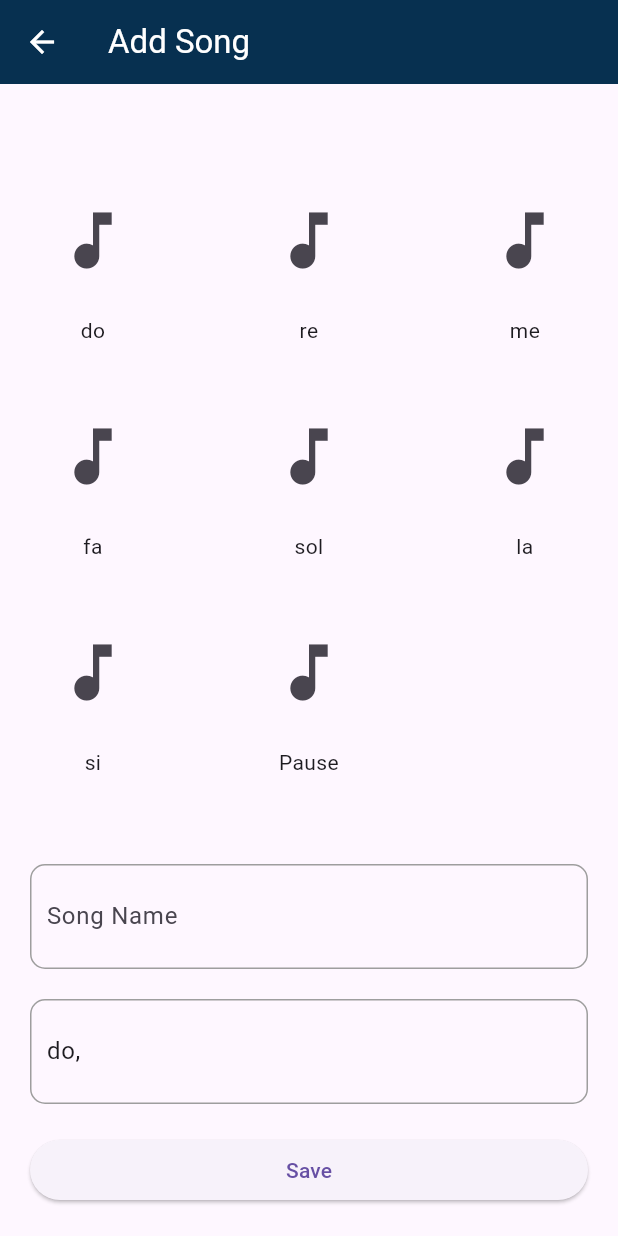
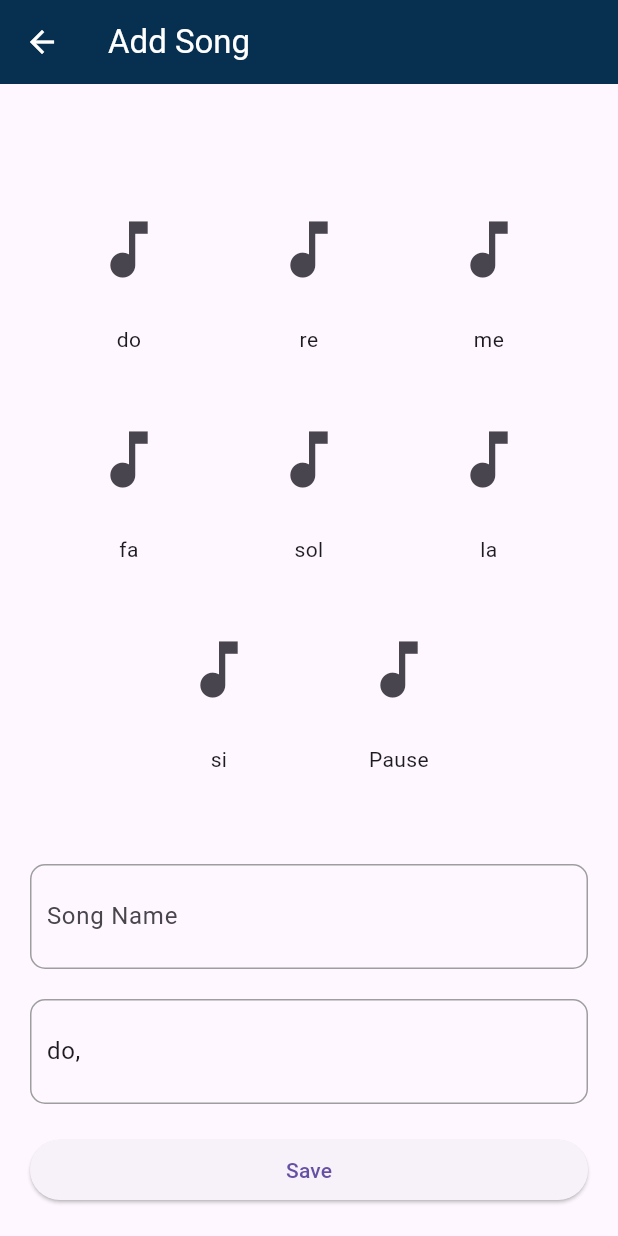
Before and after one commit to alihaj00/glove-musical-game, a Flutter app: the AddSongPage screen opened by its route, after a tap on the "music note" icon, on a phone screen of 412 x 824 dp. Run offline on Flutter 3.47's test engine with Material 3 defaults, Android fonts, the phone set to English and light mode, and no system bars; our stand-ins replace flutter_blue.

```diff
--- a/musical_glove_app/lib/add_song.dart
+++ b/musical_glove_app/lib/add_song.dart
@@ -29,42 +29,13 @@ class AddSongPageState extends State<AddSongPage> {
           SizedBox(height: 20),
           Expanded(
             child: Center(
-              child: GridView.builder(
-                shrinkWrap: true,
-                gridDelegate: SliverGridDelegateWithFixedCrossAxisCount(
-                  crossAxisCount: 3,
-                  childAspectRatio: 1.0,
-                  crossAxisSpacing: 20,
-                  mainAxisSpacing: 20,
+              child: SingleChildScrollView( // Wrap with SingleChildScrollView
+                child: Wrap(
+                  alignment: WrapAlignment.center,
+                  spacing: 20,
+                  runSpacing: 20,
+                  children: notes.map((note) => _buildNoteButton(note)).toList(),
                 ),
-                itemCount: notes.length,
-                itemBuilder: (context, index) {
-                  return Column(
-                    children: [
-                      Container(
-                        width: 100,
-                        height: 100,
-                        child: IconButton(
-                          icon: Icon(Icons.music_note, size: 50), // Icon for note button
-                          onPressed: () {
-                            BluetoothHandler.sendRequest('play_note_' + notes[index], () => setState(() {}));
-                            setState(() {
-                              notesController.text += notes[index] + ",";
-                              selectedNotes = notesController.text;
-                            });
-                          },
-                        ),
-                      ),
-                      Expanded(
-                        child: Text(
-                          notes[index],
-                          textAlign: TextAlign.center,
-                          overflow: TextOverflow.ellipsis,
-                        ),
-                      ),
-                    ],
-                  );
-                },
               ),
             ),
           ),
@@ -105,6 +76,9 @@ class AddSongPageState extends State<AddSongPage> {
                   // Save button functionality
                   print('Song Name: $selectedSongName');
                   print('Song Notes: $selectedNotes');
+
+                  // Pass back a flag indicating a new song has been added
+                  Navigator.pop(context, true);
                 }
                 else if (!validName) {
                   showErrorSnackbar(context, 'Invalid song name. Make sure to type only letters and numbers, and that it is not empty.');
@@ -161,4 +135,30 @@ class AddSongPageState extends State<AddSongPage> {
       ),
     );
   }
+
+  Widget _buildNoteButton(String note) {
+    return Column(
+      children: [
+        Container(
+          width: 100, // Adjust the width here
+          height: 100, // Adjust the height here
+          child: IconButton(
+            icon: Icon(Icons.music_note, size: 50), // Icon for note button
+            onPressed: () {
+              BluetoothHandler.sendRequest('play_note_$note', () => setState(() {}));
+              setState(() {
+                notesController.text += '$note,';
+                selectedNotes = notesController.text;
+              });
+            },
+          ),
+        ),
+        Text(
+          note,
+          textAlign: TextAlign.center,
+          overflow: TextOverflow.ellipsis,
+        ),
+      ],
+    );
+  }
 }
--- a/musical_glove_app/lib/login_page.dart
+++ b/musical_glove_app/lib/login_page.dart
@@ -66,8 +66,8 @@ class _LoginPageState extends State<LoginPage> {
                   setState(() {
                     isLoading = false; // Hide spinner
                   });
-                  print(response);
                   if (response == "login_ok") {
+                  // if (true) {
                     // Move to the main menu page
                     Navigator.pushNamed(context, '/songs');
                   } else {
--- a/musical_glove_app/lib/main.dart
+++ b/musical_glove_app/lib/main.dart
@@ -31,7 +31,10 @@ class MyApp extends StatelessWidget {
         '/statistics': (context) => const StatisticsPage(),
         '/BT connection': (context) => const BluetoothDeviceListScreen(),
         '/add song': (context) => const AddSongPage(),
-        '/game': (context) => const GamePlayPage(),
+        '/game': (context) {
+          final Map<String, dynamic>? data = ModalRoute.of(context)!.settings.arguments as Map<String, dynamic>?;
+          return GamePlayPage(data: data ?? {});
+        },
       },
     );
   }
```
Also changed, not shown: musical_glove_app/lib/ble_handler.dart (+28 -4 lines), musical_glove_app/lib/gameplay.dart (+45 -1 lines), musical_glove_app/lib/songs_page.dart (+18 -18 lines).
